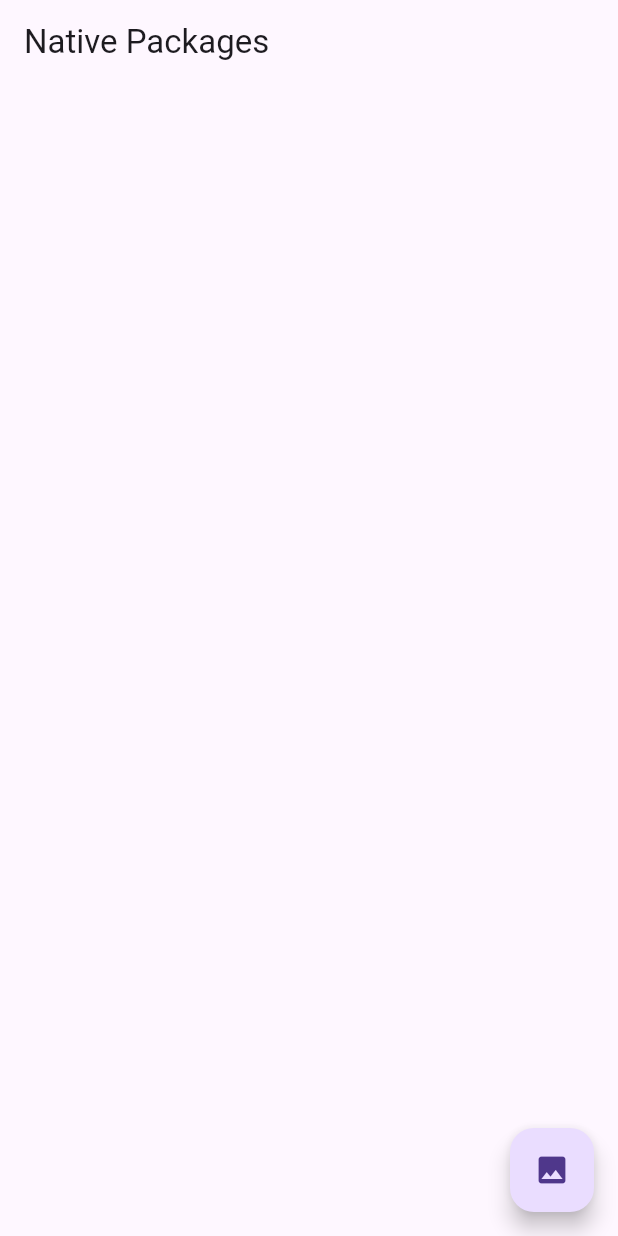
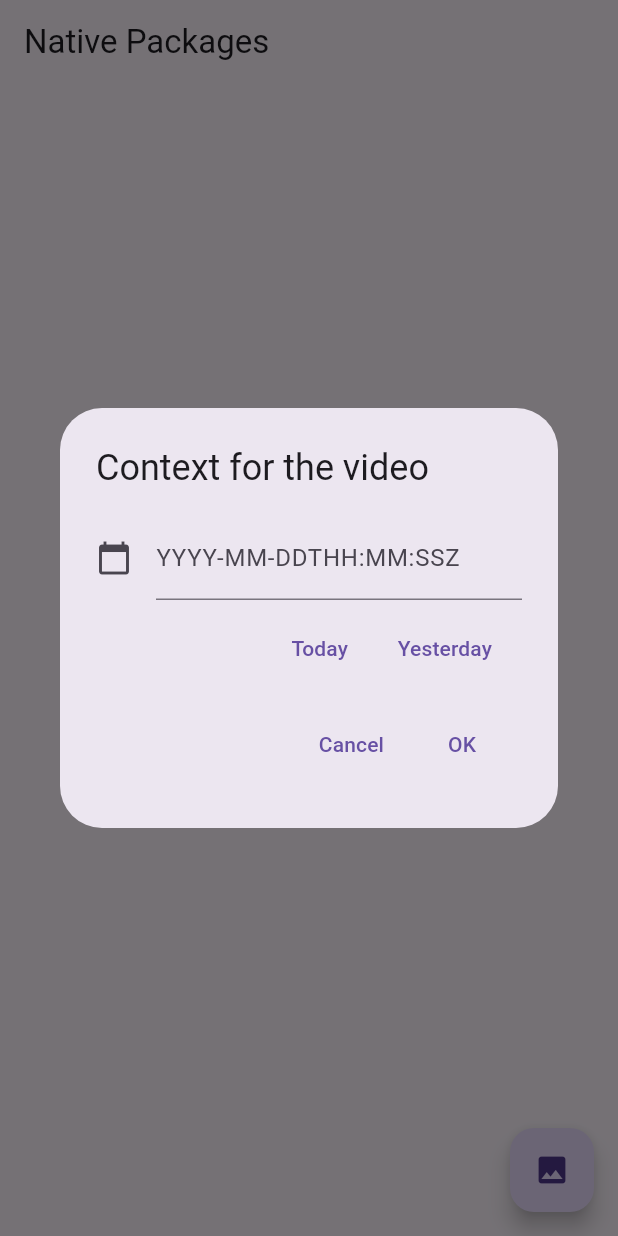
Before and after one commit to jeffmur/fhe-video-similarity, a Flutter app: the screen it shows after launch, after a tap on the "image" icon, on a phone screen of 412 x 824 dp. Run offline on Flutter 3.47's test engine with Material 3 defaults, Android fonts, the phone set to English and light mode, and no system bars; our stand-ins replace image_picker; missing offline and left inert: opencv_dart.

Commit message:
Prompt VideoContext

```diff
--- a/lib/main.dart
+++ b/lib/main.dart
@@ -2,7 +2,7 @@ import 'package:flutter/material.dart';
 import 'package:flutter_fhe_video_similarity/media/manager.dart';
 
 void main() {
-  runApp(const MyApp());
+  runApp(const MaterialApp(home: MyApp()));
 }
 
 class MyApp extends StatefulWidget {
@@ -58,12 +58,20 @@ class _MyAppState extends State<MyApp> {
                     Expanded(
                       child: ListView.builder(
                         itemCount: images.length,
-                        itemBuilder: (ctx, idx) => Card(
-                          child: images[idx].widget,
-                        ),
+                        itemBuilder: (ctx, idx) => Card(child:
+                          Column(children: [
+                            images[idx].widget,
+                            Row(mainAxisAlignment: MainAxisAlignment.spaceEvenly,
+                            children: [
+                              Text("Duration: ${images[idx].video.duration.inSeconds} seconds"),
+                              Text("Last Modified: ${images[idx].video.modified.toLocal()}")
+                            ]),
+                          ],
+                        )),
                       ),
                     ),
-                    m.backendInfoWidget,
+
+                    // m.backendInfoWidget,
                   ],
                 ),
               ),
--- a/lib/media/primatives.dart
+++ b/lib/media/primatives.dart
@@ -1,6 +1,7 @@
 // import 'dart:isolate';
 import 'dart:io';
 import 'dart:typed_data';
+// import 'package:logging/logging.dart';
 
 import 'package:flutter/material.dart';
 import 'package:image_picker/image_picker.dart' show XFile;
@@ -12,12 +13,18 @@ class ExistingMedia {
   XFile file;
   ExistingMedia(this.file);
 
+  DateTime get modified => FileStat.statSync(file.path).modified;
+  // DateTime get accessed => FileStat.statSync(file.path).accessed;
+
+  // DateTime get created => PROMPT USER
+
   String get path => file.path;
 
   Future<Uint8List> get buffer async => await file.readAsBytes();
 }
 
 class Video extends ExistingMedia {
+  // Logger log = Logger('Video');
   int startFrame = 0;
 
   late int endFrame;
@@ -27,9 +34,6 @@ class Video extends ExistingMedia {
   Video(XFile file, {Duration start = Duration.zero, Duration end = Duration.zero}) : super(file) {
 
     video = cv.VideoCapture.fromFile(file.path, apiPreference: _cvApiPreference);
-
-    // Get FPS
-    final fps = video.get(cv.CAP_PROP_FPS);
 
     // Get frame count
     totalFrames = frameCount();
@@ -56,6 +60,8 @@ class Video extends ExistingMedia {
     print(' * Duration: ${stats['duration']}');
     print(' * FPS: ${stats['fps']}');
     print(' * Frame Count: ${stats['frameCount']}');
+    // print(' * Last Modified: ${modified.toLocal()}');
+    // print(' * Last Accessed: ${accessed.toLocal()}');
   }
 
   Duration get duration => Duration(seconds: (endFrame - startFrame) ~/ video.get(cv.CAP_PROP_FPS));
--- a/lib/media/storage.dart
+++ b/lib/media/storage.dart
@@ -54,4 +54,8 @@ class XFileStorage extends ApplicationStorage {
     final file = await this.file;
     return file.writeAsBytes(await xfile.readAsBytes());
   }
+
+  Future<bool> exists() async {
+    return (await file).exists();
+  }
 }
--- a/lib/media/uploader.dart
+++ b/lib/media/uploader.dart
@@ -27,13 +27,156 @@ FloatingActionButton selectVideoFromGallery(
   BuildContext context,
   Function(XFile) onVideoSelected
 ) {
+  TextEditingController videoStartDateTimeController = TextEditingController();
   return FloatingActionButton(
     onPressed: () async {
-      final XFile video = await selectVideo(ImageSource.gallery);
-      print('Selected video: ${video.path}');
-      onVideoSelected(video);
+      videoContextDialog(context, videoStartDateTimeController,
+      () async {
+        final XFile video = await selectVideo(ImageSource.gallery);
+        print('Selected video: ${video.path}');
+        print('Start DateTime: ${videoStartDateTimeController.text}');
+        onVideoSelected(video);
+      });
     },
     tooltip: 'Select video',
     child: const Icon(Icons.image),
   );
 }
+
+
+class SelectDate extends StatefulWidget {
+  const SelectDate({super.key, required this.title});
+
+  final String title;
+
+  @override
+  State<SelectDate> createState() => _SelectDate();
+}
+
+class _SelectDate extends State<SelectDate> {
+  DateTime selectedDate = DateTime.now();
+
+  Future<void> _selectDate(BuildContext context) async {
+    final DateTime? picked = await showDatePicker(
+        context: context,
+        initialDate: selectedDate,
+        firstDate: DateTime(2015, 8),
+        lastDate: DateTime(2101));
+    if (picked != null && picked != selectedDate) {
+      setState(() {
+        selectedDate = picked;
+      });
+    }
+  }
+
+  @override
+  Widget build(BuildContext context) {
+    return Scaffold(
+      appBar: AppBar(
+        title: Text(widget.title),
+      ),
+    );
+  }
+
+}
+
+/// Format a [DateTime] object as a string.
+///
+/// Format the [DateTime] object as a string in the format 'YYYY-MM-DDTHH:MM:SSZ'.
+///
+String formatDateTime(DateTime dateTime) {
+  return '${(dateTime.year).toString().padLeft(4, '0')}-'
+         '${dateTime.month.toString().padLeft(2, '0')}-'
+         '${dateTime.day.toString().padLeft(2, '0')}T'
+         '${dateTime.hour.toString().padLeft(2, '0')}:'
+         '${dateTime.minute.toString().padLeft(2, '0')}:'
+         '${dateTime.second.toString().padLeft(2, '0')}Z';
+
+
+  //return '${dateTime.year}-${dateTime.month}-${dateTime.day}T${dateTime.hour}:${dateTime.minute}:${dateTime.second}Z';
+}
+
+/// Prompt the user to add context to the video.
+///
+Future<void> videoContextDialog(
+  BuildContext context,
+  TextEditingController videoStartDateTimeController,
+  Function() callback,
+) async {
+  await
+  showDialog(context: context,
+    builder: (BuildContext context) {
+      final formKey = GlobalKey<FormState>();
+      return AlertDialog(
+        title: const Text('Context for the video'),
+        content: Form(
+          key: formKey,
+          child: Column(
+            mainAxisSize: MainAxisSize.min,
+            children: <Widget>[
+              TextFormField(
+                controller: videoStartDateTimeController,
+                decoration: const InputDecoration(
+                  icon: Icon(Icons.calendar_today),
+                  labelText: "YYYY-MM-DDTHH:MM:SSZ",
+                  hintText: "Enter the date and time the video was taken",
+                ),
+                onSaved: (String? value) {
+                  // This optional block of code can be used to run
+                  // code when the user saves the form.
+                },
+                validator: (String? value) {
+                  if (value == null || value.isEmpty) {
+                    return 'Required field';
+                  }
+                  if (DateTime.tryParse(value) == null) {
+                    return 'Invalid date format';
+                  }
+                  return null;
+                },
+              ),
+              ButtonBar(
+                children: <Widget>[
+                  TextButton(
+                    onPressed: () => videoStartDateTimeController.text = formatDateTime(DateTime.now()),
+                    child: const Text('Today'),
+                  ),
+                  TextButton(
+                    onPressed: () => videoStartDateTimeController.text = formatDateTime(DateTime.now().subtract(const Duration(days: 1))),
+                    child: const Text('Yesterday'),
+                  ),
+                ],
+              ),
+              // const TextField(
+              //   // controller: qualityController,
+              //   keyboardType: TextInputType.number,
+              //   decoration: InputDecoration(
+              //       hintText: 'Enter quality if desired'),
+              // ),
+              ButtonBar(
+                children: <Widget>[
+                  TextButton(
+                    onPressed: () {
+                      Navigator.of(context).pop();
+                    },
+                    child: const Text('Cancel'),
+                  ),
+                  TextButton(
+                    onPressed: () {
+                      if(formKey.currentState!.validate()) {
+                        formKey.currentState!.save();
+                        Navigator.of(context).pop();
+                        callback();
+                      }
+                    },
+                    child: const Text('OK'),
+                  ),
+                ],
+              )
+            ],
+          )
+        )
+      );
+    }
+  );
+}
```
Also changed, not shown: lib/media/manager.dart (+8 -0 lines).
